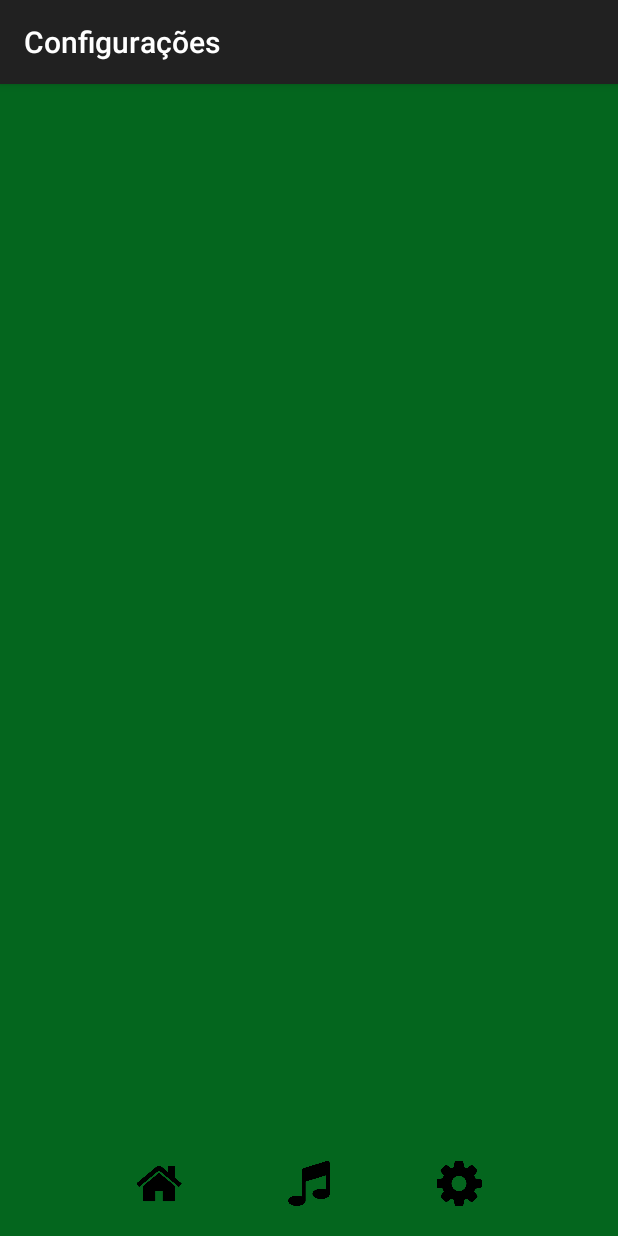
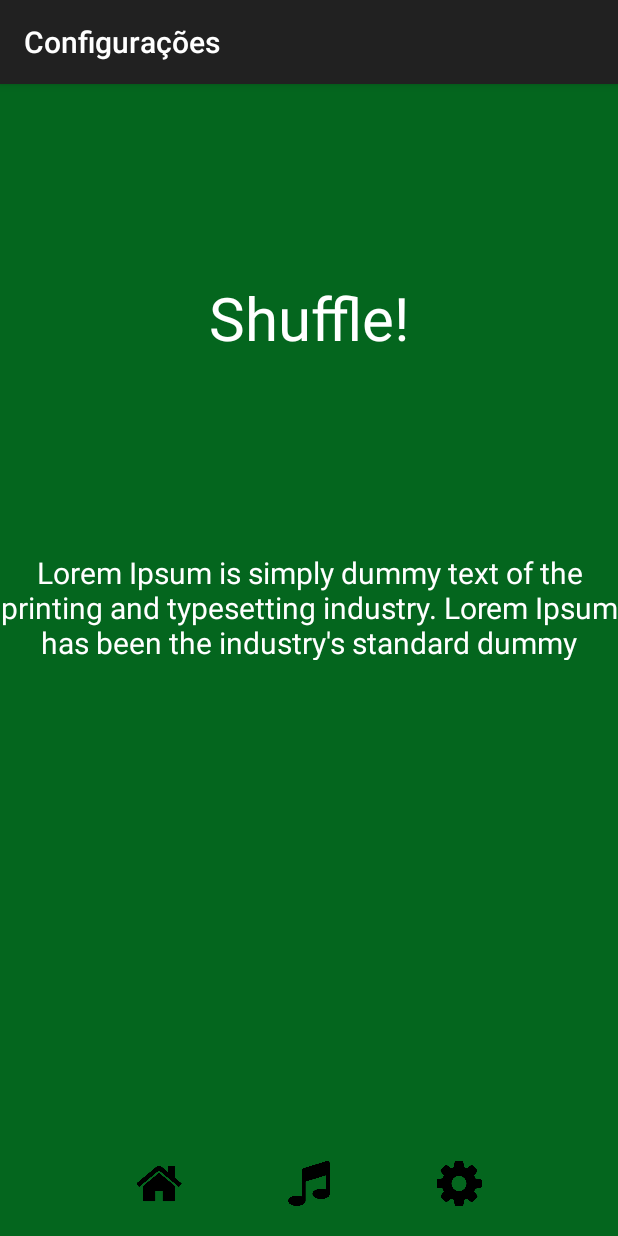
Before and after one commit to dmsb/Shuffle, an Android app: the SettingsActivity screen opened directly, with no data from a screen before it, on a phone screen of 412 x 824 dp. Run offline under Robolectric (Android 15) with nearby library versions, the phone set to English and light mode, and no system bars.

Commit message:
Add texto Configurações

```diff
--- a/app/src/main/res/layout/activity_settings.xml
+++ b/app/src/main/res/layout/activity_settings.xml
@@ -7,6 +7,29 @@
     tools:context=".SettingsActivity"
     android:background="#04661E"
     android:orientation="vertical">
+    <LinearLayout
+        android:layout_width="match_parent"
+        android:layout_height="match_parent"
+        android:layout_weight="1"
+        android:orientation="vertical">
+        <TextView
+            android:layout_width="match_parent"
+            android:layout_height="match_parent"
+            android:text="Shuffle!"
+            android:textColor="#fff"
+            android:textSize="40dp"
+            android:gravity="center"
+            android:textAlignment="center"
+            android:layout_weight="1"/>
+        <TextView
+            android:layout_width="wrap_content"
+            android:layout_height="wrap_content"
+            android:text="Lorem Ipsum is simply dummy text of the printing and typesetting industry. Lorem Ipsum has been the industry's standard dummy text ever since the 1500s, when an unknown printer took a galley of type and scrambled it to make a type specimen book. "
+            android:textColor="#fff"
+            android:textSize="20dp"
+            android:textAlignment="center"
+            android:layout_weight="1"/>
+    </LinearLayout>
 
 
     <LinearLayout
@@ -15,7 +38,7 @@
         android:layout_gravity="center"
         android:orientation="horizontal"
         android:gravity="center"
-        android:layout_weight="3">
+        android:layout_weight="1">
         <ImageButton
             android:id="@+id/menu_button"
             android:src="@drawable/home"
```
